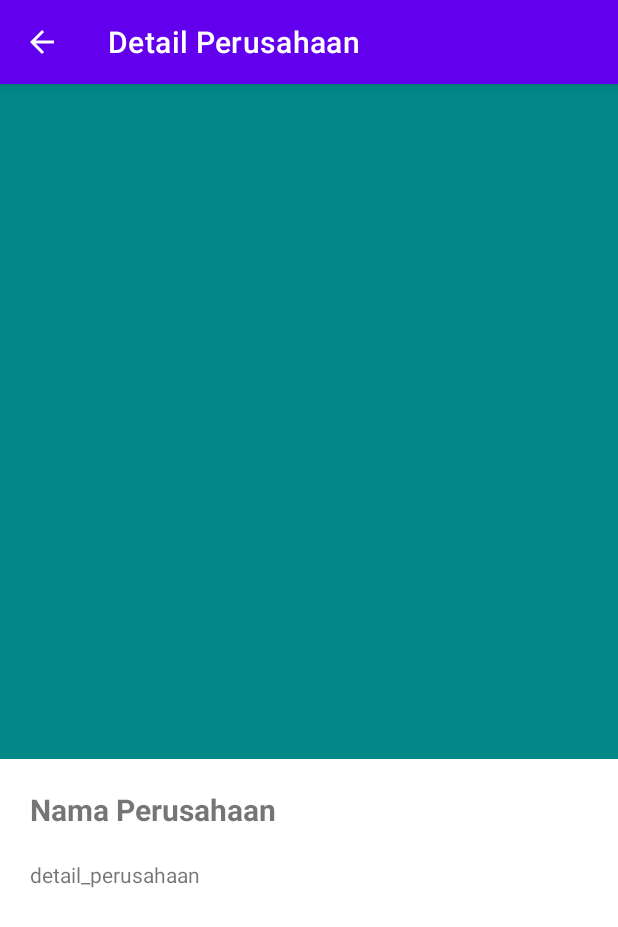
After one commit to NadiaLayraAziza/mini-project-mobile, an Android app: the DetailActivity screen opened directly, with no data from a screen before it, on a phone screen of 412 x 824 dp. The commit adds this screen. Shown: the top 927 px of the screen. Run offline under Robolectric (Android 15) with nearby library versions, the phone set to English and light mode, and no system bars; pictures from the network do not load.

Commit message:
Membuat DetailActivity untuk tampilan Detail Perusahaan

```diff
--- a/app/src/main/AndroidManifest.xml
+++ b/app/src/main/AndroidManifest.xml
@@ -10,6 +10,9 @@
         android:supportsRtl="true"
         android:theme="@style/Theme.MiniprojectNadiaLayraAziza">
         <activity
+            android:name=".DetailActivity"
+            android:exported="true" />
+        <activity
             android:name=".MainActivity"
             android:exported="true">
             <intent-filter>
--- /dev/null
+++ b/app/src/main/java/org/aplas/mini_project_nadialayraaziza/DetailActivity.java
@@ -0,0 +1,41 @@
+package org.aplas.mini_project_nadialayraaziza;
+
+import androidx.appcompat.app.AppCompatActivity;
+
+import android.os.Bundle;
+import android.widget.ImageView;
+import android.widget.TextView;
+
+import com.bumptech.glide.Glide;
+
+public class DetailActivity extends AppCompatActivity {
+    public static final String ITEM_EXTRA = "item_extra";
+
+    @Override
+    protected void onCreate(Bundle savedInstanceState) {
+        super.onCreate(savedInstanceState);
+        setContentView(R.layout.activity_detail);
+
+        ImageView imgLogo = findViewById(R.id.imgLogo);
+        TextView NamePerusahaan = findViewById(R.id.NamePerusahaan);
+        TextView DetailPerusahaan = findViewById(R.id.DetailPerusahaan);
+
+        Perusahaan p = getIntent().getParcelableExtra(ITEM_EXTRA);
+        if (p != null){
+            Glide.with(this)
+                    .load(p.getLogo())
+                    .into(imgLogo);
+            NamePerusahaan.setText(p.getName());
+            DetailPerusahaan.setText(p.getDeskripsi());
+        }
+        if(getSupportActionBar() != null){
+            getSupportActionBar().setTitle("Detail Perusahaan");
+            getSupportActionBar().setDisplayHomeAsUpEnabled(true);
+        }
+    }
+    @Override
+    public boolean onSupportNavigateUp(){
+        finish();
+        return true;
+    }
+}
--- /dev/null
+++ b/app/src/main/res/layout/activity_detail.xml
@@ -0,0 +1,34 @@
+<?xml version="1.0" encoding="utf-8"?>
+<RelativeLayout xmlns:android="http://schemas.android.com/apk/res/android"
+    xmlns:app="http://schemas.android.com/apk/res-auto"
+    xmlns:tools="http://schemas.android.com/tools"
+    android:layout_width="match_parent"
+    android:layout_height="match_parent"
+    tools:context=".DetailActivity">
+
+    <ImageView
+        android:id="@+id/imgLogo"
+        android:layout_width="450dp"
+        android:layout_height="450dp"
+        android:background="@color/teal_700" />
+
+    <TextView
+        android:id="@+id/NamePerusahaan"
+        android:layout_width="match_parent"
+        android:layout_height="wrap_content"
+        android:textSize="20sp"
+        android:textStyle="bold"
+        android:layout_marginTop="470dp"
+        android:text="@string/nama_perusahaan"
+        android:layout_marginLeft="20dp" />
+
+    <TextView
+        android:id="@+id/DetailPerusahaan"
+        android:layout_width="match_parent"
+        android:layout_height="wrap_content"
+        android:layout_below="@id/NamePerusahaan"
+        android:text="@string/detail_perusahaan"
+        android:layout_marginTop="20dp"
+        android:layout_marginLeft="20dp"/>
+
+</RelativeLayout>
--- a/app/src/main/res/values/strings.xml
+++ b/app/src/main/res/values/strings.xml
@@ -2,4 +2,5 @@
     <string name="app_name">mini-project-NadiaLayraAziza</string>
     <string name="nama_perusahaan">Nama Perusahaan</string>
     <string name="link">Link</string>
+    <string name="detail_perusahaan">detail_perusahaan</string>
 </resources>
```
